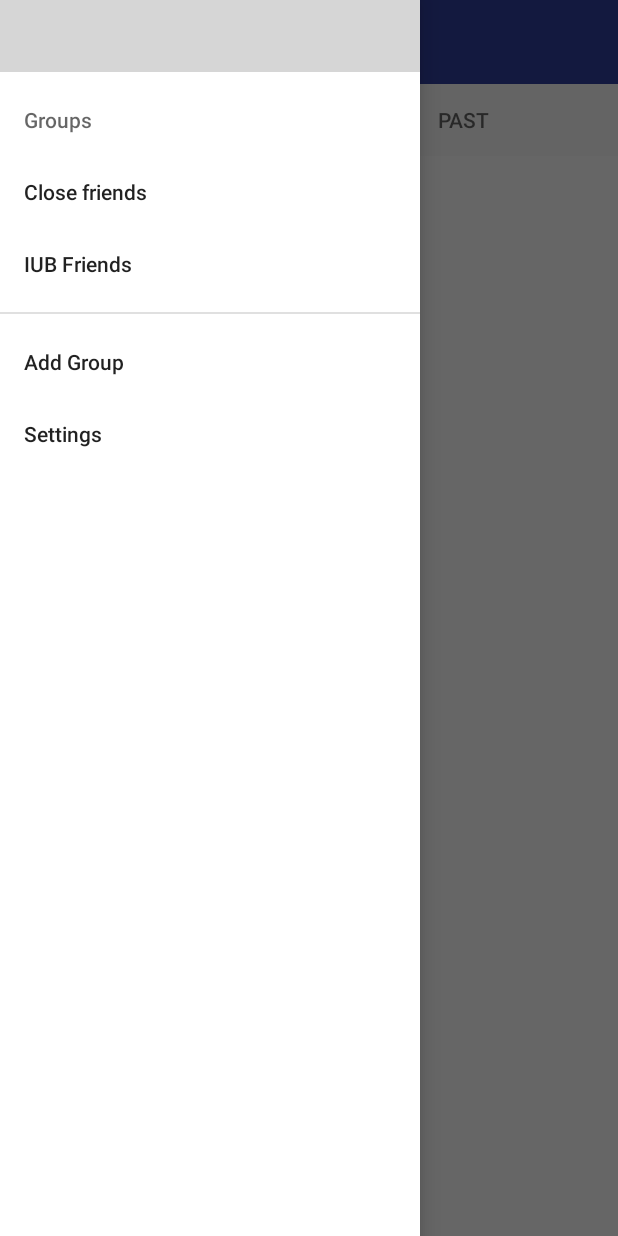
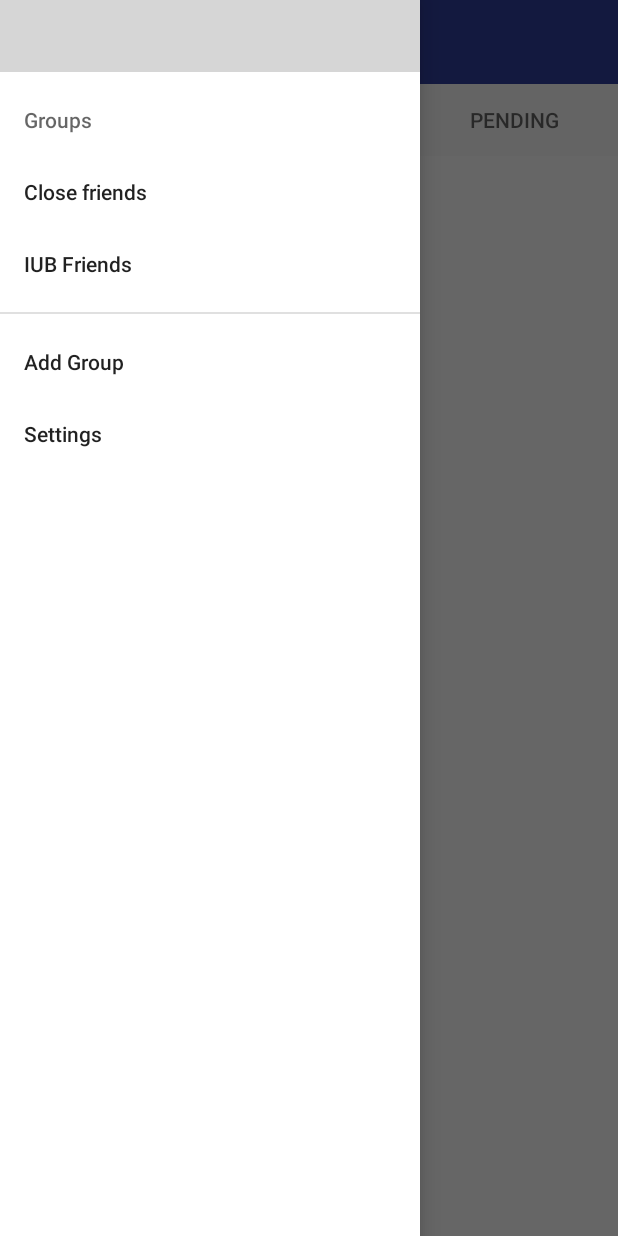
Before and after one commit to CodepathGroup8-JenniferSonali/LetMeetHappen, an Android app: the UpcomingEventsFragment screen opened directly, with no data from a screen before it, with the side drawer open, on a phone screen of 412 x 824 dp. Run offline under Robolectric (Android 15) with nearby library versions, the light colour scheme and no system bars; our stand-ins replace ButterKnife, Firebase (no records; nobody signed in at launch, a user with empty details on screens opened directly); libraries missing offline, so code that uses them is left out: org.parceler; 1 statement that could not run was skipped; grey boxes are pictures that could not be loaded.

Commit message:
Added Pending Event Fragment

```diff
--- a/app/build.gradle
+++ b/app/build.gradle
@@ -70,10 +70,12 @@ dependencies {
     compile 'com.google.apis:google-api-services-people:v1-rev153-1.23.0'
     compile 'com.google.android.gms:play-services-maps:11.4.2'
     compile 'com.jakewharton:butterknife:8.4.0'
+    compile 'com.android.support:support-v4:26.+'
     testCompile 'junit:junit:4.12'
     annotationProcessor 'org.parceler:parceler:1.1.6'
     annotationProcessor 'com.jakewharton:butterknife-compiler:8.4.0'
 }
 
 
+
 apply plugin: 'com.google.gms.google-services'
--- a/app/src/main/java/com/example/skarwa/letmeethappen/adapters/EventsPagerAdapter.java
+++ b/app/src/main/java/com/example/skarwa/letmeethappen/adapters/EventsPagerAdapter.java
@@ -6,6 +6,7 @@ import android.support.v4.app.FragmentManager;
 
 import com.example.skarwa.letmeethappen.fragments.DraftEventsFragment;
 import com.example.skarwa.letmeethappen.fragments.PastEventsFragment;
+import com.example.skarwa.letmeethappen.fragments.PendingEventFragment;
 import com.example.skarwa.letmeethappen.fragments.UpcomingEventsFragment;
 import com.firebase.ui.database.FirebaseRecyclerAdapter;
 
@@ -14,7 +15,7 @@ import com.firebase.ui.database.FirebaseRecyclerAdapter;
  */
 
 public class EventsPagerAdapter extends SmartFragmentStatePagerAdapter {
-    private String[] tabTitles = {"UPCOMING", "PAST", "DRAFT"};
+    private String[] tabTitles = {"UPCOMING", "PAST", "PENDING"};
     private Context context;
 
     public EventsPagerAdapter(FragmentManager fm, Context context) {
@@ -30,7 +31,7 @@ public class EventsPagerAdapter extends SmartFragmentStatePagerAdapter {
             //return new PastEventsFragment();
             return new PastEventsFragment();
         } else if (position == 2) {
-            return new DraftEventsFragment(); //temporary
+            return new PendingEventFragment(); //temporary
         } else {
             return null;
         }
@@ -43,7 +44,7 @@ public class EventsPagerAdapter extends SmartFragmentStatePagerAdapter {
 
     @Override
     public int getCount() {
-        return 2; //3 if we support Draft/Saved New Event
+        return 3; //3 if we support Draft/Saved New Event
     }
 
 }
--- a/app/src/main/java/com/example/skarwa/letmeethappen/fragments/UpcomingEventsFragment.java
+++ b/app/src/main/java/com/example/skarwa/letmeethappen/fragments/UpcomingEventsFragment.java
@@ -36,7 +36,7 @@ public class UpcomingEventsFragment extends EventsListFragment {
         Query myUpcomingEventsQuery = FirebaseDatabase.getInstance()
                 .getReference()
                 .child(USER_EVENTS)
-                .child(getUid());
+                .child(getUid()).orderByChild("eventStatus").equalTo("CONFIRMED");
 
 
         /*myUpcomingEventsQuery.addValueEventListener(new ValueEventListener() {
--- a/app/src/main/res/values/strings.xml
+++ b/app/src/main/res/values/strings.xml
@@ -34,4 +34,5 @@
     <string name="for_all">Click to select ...</string>
     <string name="let_meet_happen">Let Meet Happen</string>
     <string name="create_group">Create Group</string>
+
 </resources>
```
Also changed, not shown: app/src/main/java/com/example/skarwa/letmeethappen/activities/ViewEventsActivity.java (+4 -4 lines), app/src/main/java/com/example/skarwa/letmeethappen/fragments/PendingEventFragment.java (added, +31 -0 lines).
